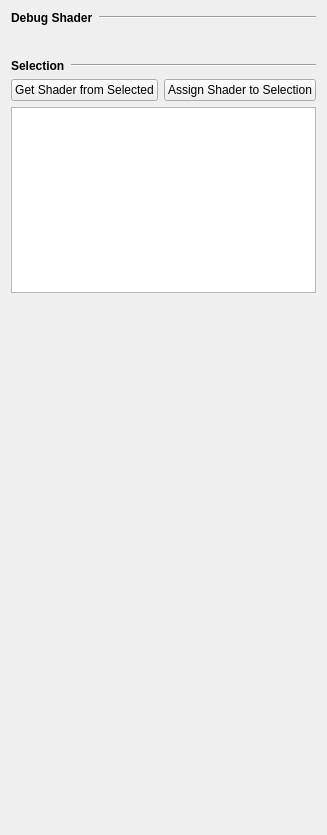
Before: the Qt Designer form Maya_Tools/Developer/Main/MODULE/ShaderTools/UI/ShaderTools.ui in code-google-com/mayatools, drawn with Qt 5.
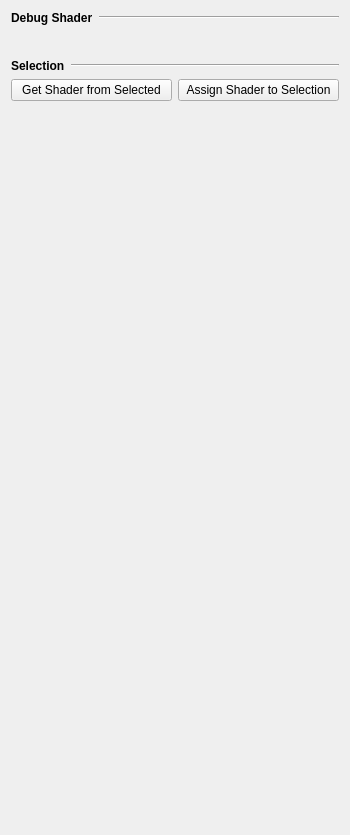
After: the same form once the commit is applied. Icons and pictures are not drawn.

Patch:
```diff
--- a/Maya_Tools/Developer/Main/MODULE/ShaderTools/UI/ShaderTools.ui
+++ b/Maya_Tools/Developer/Main/MODULE/ShaderTools/UI/ShaderTools.ui
@@ -6,7 +6,7 @@
    <rect>
     <x>0</x>
     <y>0</y>
-    <width>292</width>
+    <width>350</width>
     <height>835</height>
    </rect>
   </property>
@@ -213,16 +213,6 @@
      </item>
     </layout>
    </item>
-   <item>
-    <widget class="QListWidget" name="listWidget">
-     <property name="sizePolicy">
-      <sizepolicy hsizetype="Preferred" vsizetype="Preferred">
-       <horstretch>0</horstretch>
-       <verstretch>0</verstretch>
-      </sizepolicy>
-     </property>
-    </widget>
-   </item>
    <item>
     <spacer name="verticalSpacer">
      <property name="orientation">
```
Left out of the diff: 8 changed lines with no effect on the pictures.
